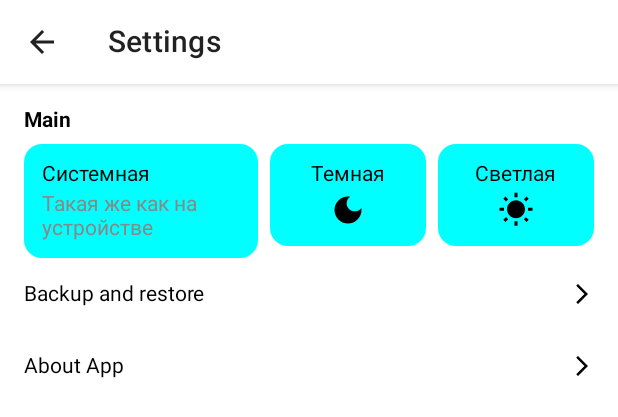
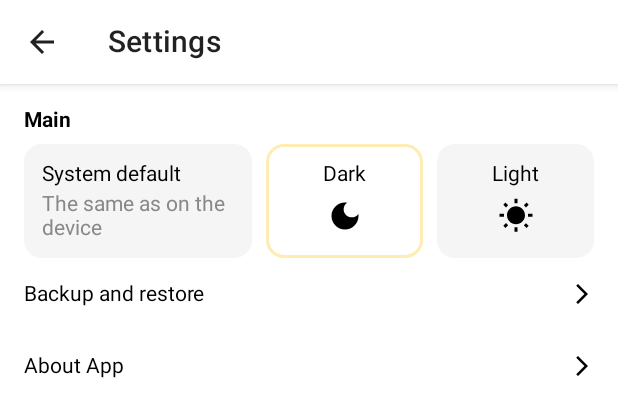
Before and after one commit to VitaliyBelyaev/WishApp, an Android app built with Jetpack Compose: the @Preview function SettingsScreenPreview, on a phone screen of 412 x 824 dp. Shown: the top 417 px of the screen. Run offline under Robolectric (Android 15) with nearby library versions, the phone set to English and light mode, and no system bars; our stand-ins replace constraintlayout-compose.

Commit message:
Finish ThemeSettingBlock

```diff
--- /dev/null
+++ b/app/src/main/java/ru/vitaliy/belyaev/wishapp/entity/Theme.kt
@@ -0,0 +1,5 @@
+package ru.vitaliy.belyaev.wishapp.entity
+
+enum class Theme() {
+    SYSTEM, DARK, LIGHT
+}
--- a/app/src/main/java/ru/vitaliy/belyaev/wishapp/ui/screens/settings/SettingsScreen.kt
+++ b/app/src/main/java/ru/vitaliy/belyaev/wishapp/ui/screens/settings/SettingsScreen.kt
@@ -28,6 +28,7 @@ import androidx.compose.ui.unit.TextUnitType
 import androidx.compose.ui.unit.dp
 import kotlinx.coroutines.launch
 import ru.vitaliy.belyaev.wishapp.R
+import ru.vitaliy.belyaev.wishapp.entity.Theme
 import ru.vitaliy.belyaev.wishapp.ui.core.topappbar.WishAppTopBar
 import ru.vitaliy.belyaev.wishapp.ui.screens.settings.components.BackupSheetContent
 import ru.vitaliy.belyaev.wishapp.ui.screens.settings.components.SettingBlock
@@ -80,7 +81,7 @@ fun SettingsScreen(
                         fontWeight = FontWeight.Bold,
                         modifier = Modifier.padding(start = 16.dp, top = 16.dp, end = 16.dp, bottom = 8.dp)
                     )
-                    ThemeSettingBlock()
+                    ThemeSettingBlock(Theme.DARK, {})
                     SettingBlock(
                         title = stringResource(R.string.backup),
                         onClick = {
--- a/app/src/main/java/ru/vitaliy/belyaev/wishapp/ui/screens/settings/components/ThemeSettingBlock.kt
+++ b/app/src/main/java/ru/vitaliy/belyaev/wishapp/ui/screens/settings/components/ThemeSettingBlock.kt
@@ -1,15 +1,12 @@
 package ru.vitaliy.belyaev.wishapp.ui.screens.settings.components
 
 import androidx.compose.foundation.background
+import androidx.compose.foundation.border
 import androidx.compose.foundation.clickable
-import androidx.compose.foundation.layout.Arrangement
 import androidx.compose.foundation.layout.Column
-import androidx.compose.foundation.layout.Row
 import androidx.compose.foundation.layout.Spacer
-import androidx.compose.foundation.layout.fillMaxSize
 import androidx.compose.foundation.layout.fillMaxWidth
 import androidx.compose.foundation.layout.padding
-import androidx.compose.foundation.layout.width
 import androidx.compose.foundation.shape.RoundedCornerShape
 import androidx.compose.material.Icon
 import androidx.compose.material.Text
@@ -18,37 +15,56 @@ import androidx.compose.ui.Alignment
 import androidx.compose.ui.Modifier
 import androidx.compose.ui.draw.clip
 import androidx.compose.ui.graphics.Color
+import androidx.compose.ui.res.colorResource
 import androidx.compose.ui.res.painterResource
+import androidx.compose.ui.res.stringResource
+import androidx.compose.ui.tooling.preview.Preview
 import androidx.compose.ui.unit.dp
 import androidx.compose.ui.unit.sp
+import androidx.constraintlayout.compose.ConstraintLayout
+import androidx.constraintlayout.compose.Dimension
 import ru.vitaliy.belyaev.wishapp.R
+import ru.vitaliy.belyaev.wishapp.entity.Theme
 
 @Composable
-fun ThemeSettingBlock() {
-    Row(
+fun ThemeSettingBlock(
+    selectedTheme: Theme,
+    onThemeClicked: (Theme) -> Unit
+) {
+    ConstraintLayout(
         modifier = Modifier
+            .fillMaxWidth()
             .padding(start = 16.dp, end = 16.dp)
     ) {
 
+        val (systemRef, darkRef, lightRef, space1, space2) = createRefs()
         val basePadding = 12.dp
-        val cardShape = RoundedCornerShape(12.dp)
+        val baseShape = RoundedCornerShape(12.dp)
+        val borderWidth = 2.dp
+
+        val systemBgColorRes = getBgColorRes(Theme.SYSTEM, selectedTheme)
+        val systemBorderColorRes = getBorderColorRes(Theme.SYSTEM, selectedTheme)
         Column(
-            verticalArrangement = Arrangement.Top,
             modifier = Modifier
-                .background(color = Color.Cyan, shape = cardShape)
-                .clip(cardShape)
+                .background(color = colorResource(systemBgColorRes), shape = baseShape)
+                .border(borderWidth, colorResource(systemBorderColorRes), baseShape)
+                .clip(baseShape)
                 .clickable { }
-                .fillMaxSize()
-                .weight(1.5f)
+                .constrainAs(systemRef) {
+                    width = Dimension.percent(0.4f)
+                    start.linkTo(parent.start)
+                    top.linkTo(parent.top)
+                    bottom.linkTo(parent.bottom)
+                }
         ) {
             Text(
-                text = "Cистемная",
+                text = stringResource(R.string.theme_system_title),
                 modifier = Modifier
                     .fillMaxWidth()
                     .padding(start = basePadding, top = basePadding, end = basePadding, bottom = 4.dp)
             )
             Text(
-                text = "Такая же как на устройстве",
+                text = stringResource(R.string.theme_system_description),
                 fontSize = 14.sp,
                 color = Color.Gray,
                 modifier = Modifier
@@ -56,51 +72,96 @@ fun ThemeSettingBlock() {
                     .padding(start = basePadding, bottom = basePadding, end = basePadding)
             )
         }
-        Spacer(modifier = Modifier.width(8.dp))
+        Spacer(modifier = Modifier
+            .constrainAs(space1) {
+                width = Dimension.percent(0.025f)
+                start.linkTo(systemRef.end)
+                top.linkTo(parent.top)
+                bottom.linkTo(parent.bottom)
+            }
+        )
+        val darkBgColorRes = getBgColorRes(Theme.DARK, selectedTheme)
+        val darkBorderColorRes = getBorderColorRes(Theme.DARK, selectedTheme)
         Column(
-            verticalArrangement = Arrangement.Top,
-            horizontalAlignment = Alignment.CenterHorizontally,
             modifier = Modifier
-                .background(color = Color.Cyan, shape = cardShape)
-                .fillMaxSize()
-                .clip(cardShape)
+                .background(color = colorResource(darkBgColorRes), shape = baseShape)
+                .border(borderWidth, colorResource(darkBorderColorRes), baseShape)
+                .clip(baseShape)
                 .clickable { }
-                .weight(1f)
+                .constrainAs(darkRef) {
+                    height = Dimension.fillToConstraints
+                    width = Dimension.percent(0.275f)
+                    start.linkTo(space1.end)
+                    top.linkTo(parent.top)
+                    bottom.linkTo(parent.bottom)
+                }
         ) {
             Text(
-                text = "Темная",
+                text = stringResource(R.string.theme_dark),
                 modifier = Modifier
-                    .padding(start = basePadding, top = basePadding, end = basePadding, bottom = 4.dp)
+                    .align(Alignment.CenterHorizontally)
+                    .padding(start = basePadding, top = basePadding, end = basePadding, bottom = 8.dp)
             )
             Icon(
                 painter = painterResource(R.drawable.ic_dark_mode),
                 contentDescription = "Dark mode",
                 modifier = Modifier
+                    .align(Alignment.CenterHorizontally)
                     .padding(start = basePadding, end = basePadding, bottom = basePadding)
             )
         }
-        Spacer(modifier = Modifier.width(8.dp))
+        Spacer(modifier = Modifier
+            .constrainAs(space2) {
+                width = Dimension.percent(0.025f)
+                start.linkTo(darkRef.end)
+                top.linkTo(parent.top)
+                bottom.linkTo(parent.bottom)
+            }
+        )
+        val lightBgColorRes = getBgColorRes(Theme.LIGHT, selectedTheme)
+        val lightBorderColorRes = getBorderColorRes(Theme.LIGHT, selectedTheme)
         Column(
-            verticalArrangement = Arrangement.Top,
-            horizontalAlignment = Alignment.CenterHorizontally,
             modifier = Modifier
-                .background(color = Color.Cyan, shape = cardShape)
-                .fillMaxSize()
-                .clip(cardShape)
+                .background(color = colorResource(lightBgColorRes), shape = baseShape)
+                .border(borderWidth, colorResource(lightBorderColorRes), baseShape)
+                .clip(baseShape)
                 .clickable { }
-                .weight(1f)
+                .constrainAs(lightRef) {
+                    height = Dimension.fillToConstraints
+                    width = Dimension.percent(0.275f)
+                    start.linkTo(space2.end)
+                    top.linkTo(parent.top)
+                    bottom.linkTo(parent.bottom)
+                    end.linkTo(parent.end)
+                }
         ) {
             Text(
-                text = "Светлая",
+                text = stringResource(R.string.theme_light),
                 modifier = Modifier
-                    .padding(start = basePadding, top = basePadding, end = basePadding, bottom = 4.dp)
+                    .align(Alignment.CenterHorizontally)
+                    .padding(start = basePadding, top = basePadding, end = basePadding, bottom = 8.dp)
             )
             Icon(
                 painter = painterResource(R.drawable.ic_light_mode),
                 contentDescription = "Light mode",
                 modifier = Modifier
+                    .align(Alignment.CenterHorizontally)
                     .padding(start = basePadding, end = basePadding, bottom = basePadding)
             )
         }
     }
 }
+
+private fun getBgColorRes(theme: Theme, selected: Theme): Int {
+    return if (theme == selected) R.color.theme_card_bg_selected else R.color.theme_card_bg_unselected
+}
+
+private fun getBorderColorRes(theme: Theme, selected: Theme): Int {
+    return if (theme == selected) R.color.theme_card_border else R.color.transparent
+}
+
+@Composable
+@Preview
+fun ThemeSettingBlockPreview() {
+    ThemeSettingBlock(Theme.DARK, {})
+}
--- a/app/src/main/java/ru/vitaliy/belyaev/wishapp/ui/screens/wishdetailed/WishDetailedScreen.kt
+++ b/app/src/main/java/ru/vitaliy/belyaev/wishapp/ui/screens/wishdetailed/WishDetailedScreen.kt
@@ -31,7 +31,6 @@ import androidx.compose.ui.platform.LocalContext
 import androidx.compose.ui.res.colorResource
 import androidx.compose.ui.res.painterResource
 import androidx.compose.ui.res.stringResource
-import androidx.compose.ui.tooling.preview.Preview
 import androidx.compose.ui.unit.dp
 import androidx.hilt.navigation.compose.hiltViewModel
 import java.util.Optional
@@ -190,12 +189,12 @@ private fun <T> Optional<T>.valueOrEmptyString(extractor: (T) -> String): String
         ""
     }
 
-@ExperimentalMaterialApi
-@ExperimentalCoroutinesApi
-@Preview
-@Composable
-fun WishDetailedScreenPreview() {
-    WishDetailedScreen(
-        { }
-    )
-}
+//@ExperimentalMaterialApi
+//@ExperimentalCoroutinesApi
+//@Preview
+//@Composable
+//fun WishDetailedScreenPreview() {
+//    WishDetailedScreen(
+//        { }
+//    )
+//}
--- a/app/src/main/res/values-night/colors.xml
+++ b/app/src/main/res/values-night/colors.xml
@@ -6,4 +6,6 @@
     <color name="toolbarColor">@color/surface</color>
     <color name="wishSelectedColor">@color/primaryColor</color>
     <color name="inputCursorColor">#fff8e1</color>
+    <color name="theme_card_bg_selected">@android:color/transparent</color>
+    <color name="theme_card_bg_unselected">#424242</color>
 </resources>
--- a/app/src/main/res/values/colors.xml
+++ b/app/src/main/res/values/colors.xml
@@ -7,9 +7,13 @@
     <color name="black">#FF000000</color>
     <color name="surface">#FF121212</color>
     <color name="shimmerColor">#e0e0e0</color>
+    <color name="transparent">@android:color/transparent</color>
 
     <color name="statusBarColor">@android:color/white</color>
     <color name="toolbarColor">@android:color/white</color>
     <color name="wishSelectedColor">@color/primaryColor</color>
     <color name="inputCursorColor">@color/primaryDarkColor</color>
+    <color name="theme_card_bg_selected">#FFFFFF</color>
+    <color name="theme_card_bg_unselected">#f5f5f5</color>
+    <color name="theme_card_border">#ffecb3</color>
 </resources>
--- a/app/src/main/res/values/strings.xml
+++ b/app/src/main/res/values/strings.xml
@@ -17,4 +17,8 @@
     <string name="other">Other</string>
     <string name="app_description"><![CDATA[This is an open-source app, you can check code <a href=\https://github.com/VitaliyBelyaev/WishApp\">here</a>]]></string>
     <string name="app_version_pattern">Version %s</string>
+    <string name="theme_system_title">System default</string>
+    <string name="theme_system_description">The same as on the device</string>
+    <string name="theme_dark">Dark</string>
+    <string name="theme_light">Light</string>
 </resources>
```
Also changed, not shown: 1 other file.
